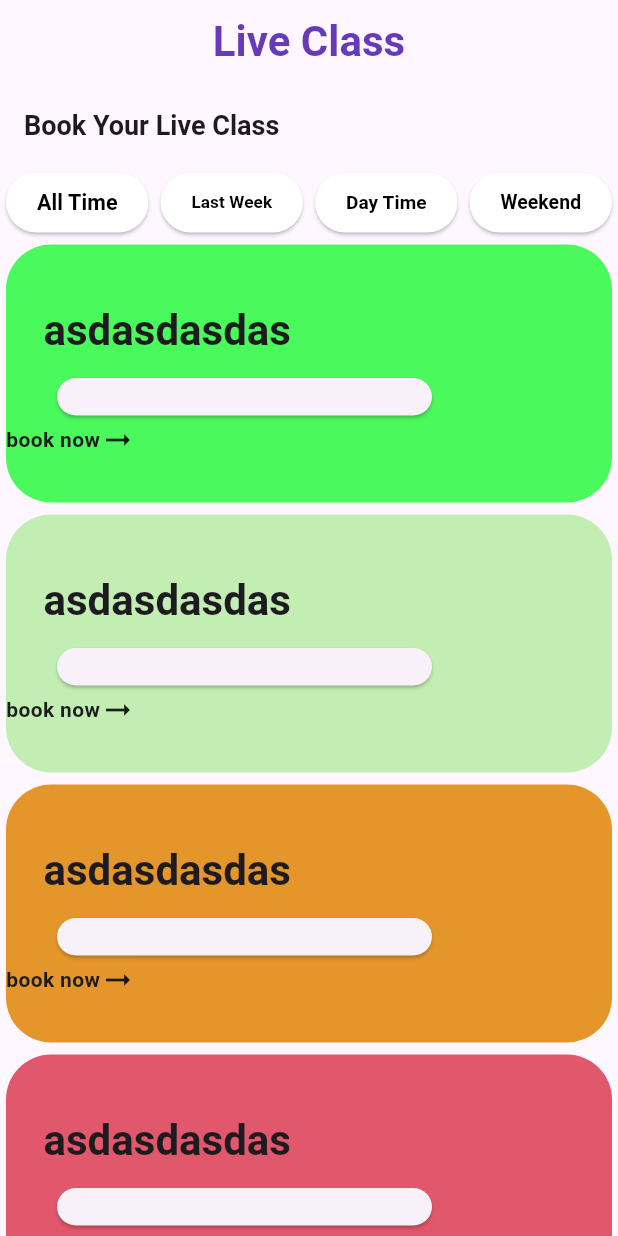
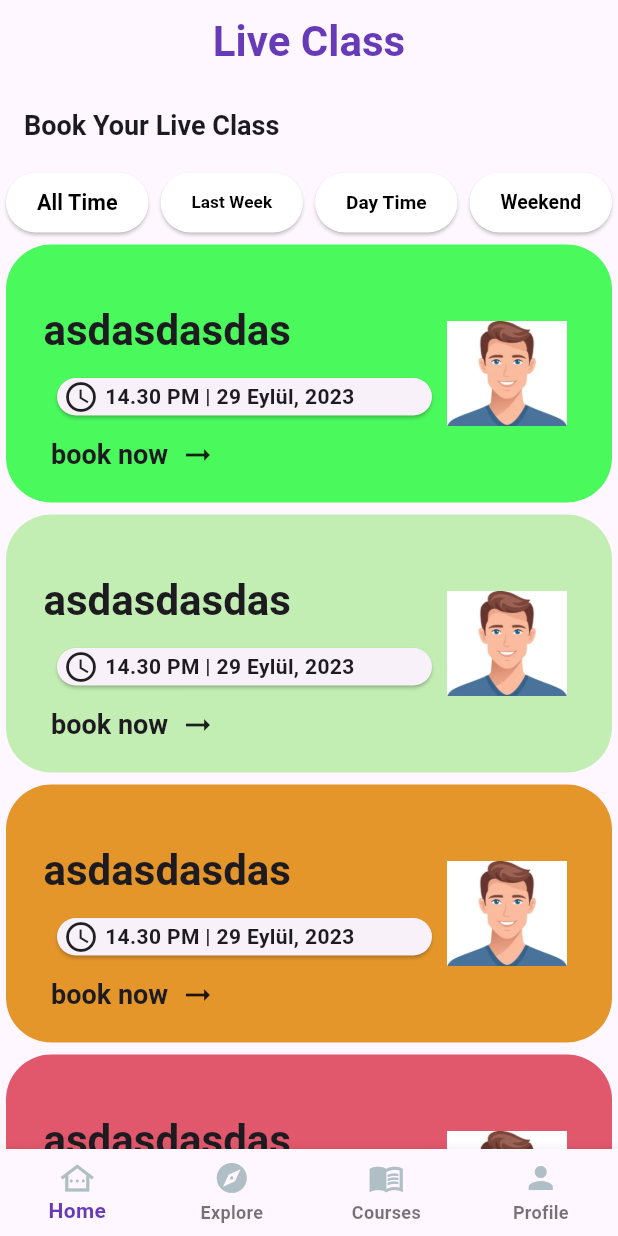
Before and after one commit to uluckabd/flutter_design_draft, a Flutter app: the screen it shows after launch, on a phone screen of 412 x 824 dp. Run offline on Flutter 3.47's test engine with Material 3 defaults, Android fonts, the phone set to English and light mode, and no system bars; our stand-ins replace percent_indicator.

Commit message:
coursepage sayfası  tasarımı bitti

```diff
--- a/lib/Babble_App/CoursesPage.dart
+++ b/lib/Babble_App/CoursesPage.dart
@@ -13,6 +13,7 @@ class _CoursesPageState extends State<CoursesPage> {
   @override
   Widget build(BuildContext context) {
     return Scaffold(
+      bottomNavigationBar: bottommenu(),
       appBar: AppBar(
         centerTitle: true,
         title: Text(
@@ -114,14 +115,52 @@ class bodycard extends StatelessWidget {
                       shape: RoundedRectangleBorder(
                         borderRadius: BorderRadiusGeometry.circular(30),
                       ),
-                      child: Container(height: 25, width: 250),
+                      child: Container(
+                        height: 25,
+                        width: 250,
+                        child: Row(
+                          children: [
+                            Padding(
+                              padding: const EdgeInsets.only(left: 4, right: 4),
+                              child: Icon(Icons.access_time),
+                            ),
+                            Text(
+                              "14.30 PM | ",
+                              style: Theme.of(context).textTheme.bodyMedium,
+                            ),
+                            Text("29 Eylül, 2023"),
+                          ],
+                        ),
+                      ),
                     ),
                   ),
 
-                  Row(
-                    children: [Text("book now"), Icon(Icons.arrow_right_alt)],
+                  Padding(
+                    padding: const EdgeInsets.only(left: 30, top: 10),
+                    child: Row(
+                      children: [
+                        Text(
+                          "book now",
+                          style: Theme.of(context).textTheme.headlineMedium,
+                        ),
+                        Padding(
+                          padding: const EdgeInsets.only(left: 8),
+                          child: Icon(Icons.arrow_right_alt),
+                        ),
+                      ],
+                    ),
                   ),
                 ],
+              ),
+            ),
+            Padding(
+              padding: const EdgeInsets.only(right: 30),
+              child: Container(
+                child: Image.asset(
+                  "lib/Babble_App/assets/image/coursepageprofil.png",
+                ),
+                width: 80,
+                height: 80,
               ),
             ),
           ],
@@ -160,3 +199,33 @@ class topbuttons extends StatelessWidget {
     );
   }
 }
+
+class bottommenu extends StatelessWidget {
+  const bottommenu({super.key});
+
+  @override
+  Widget build(BuildContext context) {
+    return BottomNavigationBar(
+      type: BottomNavigationBarType.fixed,
+      fixedColor: Colors.deepPurple,
+      items: [
+        BottomNavigationBarItem(
+          icon: Icon(Icons.other_houses_outlined, color: Colors.blueGrey[200]),
+          label: "Home",
+        ),
+        BottomNavigationBarItem(
+          icon: Icon(Icons.explore, color: Colors.blueGrey[200]),
+          label: "Explore",
+        ),
+        BottomNavigationBarItem(
+          icon: Icon(Icons.menu_book_sharp, color: Colors.blueGrey[200]),
+          label: "Courses",
+        ),
+        BottomNavigationBarItem(
+          icon: Icon(Icons.person, color: Colors.blueGrey[200]),
+          label: "Profile",
+        ),
+      ],
+    );
+  }
+}
```
Also changed, not shown: lib/Babble_App/assets/image/coursepageprofil.png (added).
